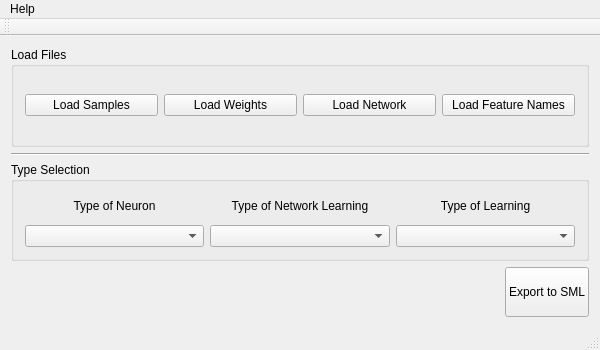
This is smlgui/gui/export.ui in akshaybabloo/SML-GUI as Qt 5 draws it before an edit. The edited form follows.
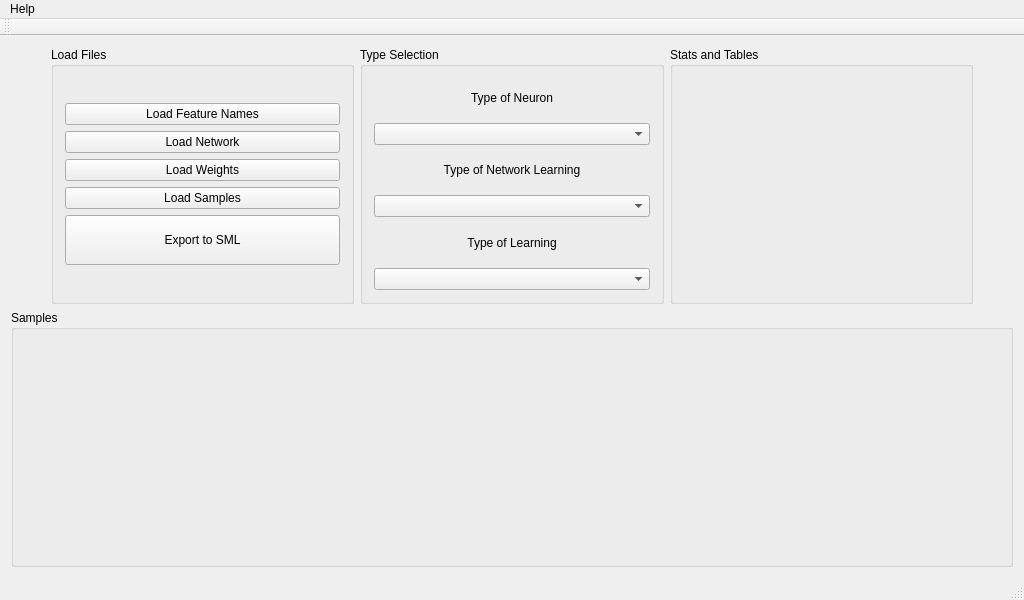
This is the edited form.

Commit message: ui ched to match import,ui

Patch:
```diff
--- a/smlgui/gui/export.ui
+++ b/smlgui/gui/export.ui
@@ -6,8 +6,8 @@
    <rect>
     <x>0</x>
     <y>0</y>
-    <width>600</width>
-    <height>350</height>
+    <width>1024</width>
+    <height>600</height>
    </rect>
   </property>
   <property name="windowTitle">
@@ -15,20 +15,16 @@
   </property>
   <widget class="QWidget" name="centralWidget">
    <layout class="QGridLayout" name="gridLayout">
-    <item row="1" column="0">
-     <widget class="Line" name="line">
-      <property name="orientation">
-       <enum>Qt::Horizontal</enum>
-      </property>
-     </widget>
-    </item>
-    <item row="4" column="0">
-     <layout class="QHBoxLayout" name="horizontalLayout_3">
+    <item row="0" column="1">
+     <layout class="QHBoxLayout" name="horizontalLayout">
       <item>
-       <spacer name="horizontalSpacer">
+       <spacer name="horizontalSpacer_2">
         <property name="orientation">
          <enum>Qt::Horizontal</enum>
         </property>
+        <property name="sizeType">
+         <enum>QSizePolicy::Minimum</enum>
+        </property>
         <property name="sizeHint" stdset="0">
          <size>
           <width>40</width>
@@ -36,6 +32,51 @@
          </size>
         </property>
        </spacer>
+      </item>
+      <item>
+       <widget class="QGroupBox" name="groupBox">
+        <property name="title">
+         <string>Load Files</string>
+        </property>
+        <layout class="QGridLayout" name="gridLayout_2">
+         <item row="0" column="1">
+          <layout class="QVBoxLayout" name="verticalLayout_2">
+           <item>
+            <widget class="QPushButton" name="load_feature_names">
+             <property name="text">
+              <string>Load Feature Names</string>
+             </property>
+            </widget>
+           </item>
+           <item>
+            <widget class="QPushButton" name="load_network">
+             <property name="text">
+              <string>Load Network</string>
+             </property>
+            </widget>
+           </item>
+           <item>
+            <widget class="QPushButton" name="load_weights">
+             <property name="toolTip">
+              <string extracomment="Loads weights (optional)"/>
+             </property>
+             <property name="text">
+              <string>Load Weights</string>
+             </property>
+            </widget>
+           </item>
+           <item>
+            <widget class="QPushButton" name="load_samples_button">
+             <property name="toolTip">
+              <string comment="test">Loads all samples starting with sam1_*.csv</string>
+             </property>
+             <property name="toolTipDuration">
+              <number>-1</number>
+             </property>
+             <property name="text">
+              <string>Load Samples</string>
+             </property>
+            </widget>
       </item>
       <item>
        <widget class="QPushButton" name="export_sml">
@@ -52,17 +93,18 @@
       </item>
      </layout>
     </item>
-    <item row="2" column="0">
+        </layout>
+       </widget>
+      </item>
+      <item>
      <widget class="QGroupBox" name="groupBox_2">
       <property name="title">
        <string>Type Selection</string>
       </property>
       <layout class="QGridLayout" name="gridLayout_3">
-       <item row="0" column="0">
+         <item row="0" column="1">
         <layout class="QVBoxLayout" name="verticalLayout">
          <item>
-          <layout class="QHBoxLayout" name="horizontalLayout_4">
-           <item>
             <widget class="QLabel" name="label_3">
              <property name="maximumSize">
               <size>
@@ -78,6 +120,16 @@
              </property>
             </widget>
            </item>
+           <item>
+            <widget class="QComboBox" name="neuron_type">
+             <property name="minimumSize">
+              <size>
+               <width>0</width>
+               <height>20</height>
+              </size>
+             </property>
+            </widget>
+           </item>
            <item>
             <widget class="QLabel" name="label_2">
              <property name="maximumSize">
@@ -94,6 +146,16 @@
              </property>
             </widget>
            </item>
+           <item>
+            <widget class="QComboBox" name="learning_type">
+             <property name="minimumSize">
+              <size>
+               <width>0</width>
+               <height>20</height>
+              </size>
+             </property>
+            </widget>
+           </item>
            <item>
             <widget class="QLabel" name="label">
              <property name="maximumSize">
@@ -110,30 +172,6 @@
              </property>
             </widget>
            </item>
-          </layout>
-         </item>
-         <item>
-          <layout class="QHBoxLayout" name="horizontalLayout_2">
-           <item>
-            <widget class="QComboBox" name="neuron_type">
-             <property name="minimumSize">
-              <size>
-               <width>0</width>
-               <height>20</height>
-              </size>
-             </property>
-            </widget>
-           </item>
-           <item>
-            <widget class="QComboBox" name="learning_type">
-             <property name="minimumSize">
-              <size>
-               <width>0</width>
-               <height>20</height>
-              </size>
-             </property>
-            </widget>
-           </item>
            <item>
             <widget class="QComboBox" name="learning_way">
              <property name="minimumSize">
@@ -147,56 +185,46 @@
           </layout>
          </item>
         </layout>
-       </item>
-      </layout>
-     </widget>
-    </item>
-    <item row="0" column="0">
-     <widget class="QGroupBox" name="groupBox">
+       </widget>
+      </item>
+      <item>
+       <widget class="QGroupBox" name="groupBox_3">
       <property name="title">
-       <string>Load Files</string>
-      </property>
-      <layout class="QGridLayout" name="gridLayout_2">
+         <string>Stats and Tables</string>
+        </property>
+        <layout class="QGridLayout" name="gridLayout_4">
        <item row="0" column="0">
-        <layout class="QHBoxLayout" name="horizontalLayout">
-         <item>
-          <widget class="QPushButton" name="load_samples_button">
-           <property name="toolTip">
-            <string comment="test">Loads all samples starting with sam1_*.csv</string>
-           </property>
-           <property name="toolTipDuration">
-            <number>-1</number>
-           </property>
-           <property name="text">
-            <string>Load Samples</string>
-           </property>
+          <layout class="QHBoxLayout" name="stats_layout"/>
+         </item>
+        </layout>
           </widget>
          </item>
          <item>
-          <widget class="QPushButton" name="load_weights">
-           <property name="toolTip">
-            <string extracomment="Loads weights (optional)"/>
-           </property>
-           <property name="text">
-            <string>Load Weights</string>
-           </property>
-          </widget>
-         </item>
-         <item>
-          <widget class="QPushButton" name="load_network">
-           <property name="text">
-            <string>Load Network</string>
-           </property>
-          </widget>
-         </item>
-         <item>
-          <widget class="QPushButton" name="load_feature_names">
-           <property name="text">
-            <string>Load Feature Names</string>
-           </property>
-          </widget>
-         </item>
-        </layout>
+       <spacer name="horizontalSpacer_3">
+        <property name="orientation">
+         <enum>Qt::Horizontal</enum>
+        </property>
+        <property name="sizeType">
+         <enum>QSizePolicy::Minimum</enum>
+        </property>
+        <property name="sizeHint" stdset="0">
+         <size>
+          <width>40</width>
+          <height>20</height>
+         </size>
+        </property>
+       </spacer>
+      </item>
+     </layout>
+    </item>
+    <item row="1" column="1">
+     <widget class="QGroupBox" name="groupBox_4">
+      <property name="title">
+       <string>Samples</string>
+      </property>
+      <layout class="QGridLayout" name="gridLayout_5">
+       <item row="0" column="0">
+        <layout class="QHBoxLayout" name="table_layout"/>
        </item>
       </layout>
      </widget>
@@ -208,7 +236,7 @@
     <rect>
      <x>0</x>
      <y>0</y>
-     <width>600</width>
+     <width>1024</width>
      <height>19</height>
     </rect>
    </property>
```
Lines whose indentation alone changed are shown as unchanged. The commit also changes 1 other file.
